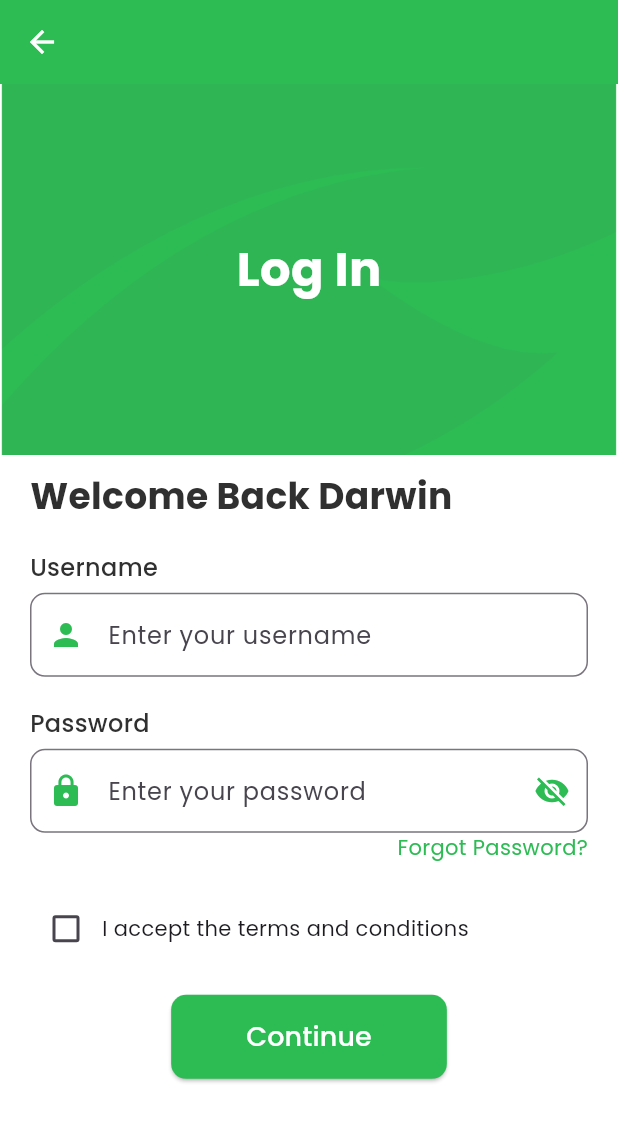
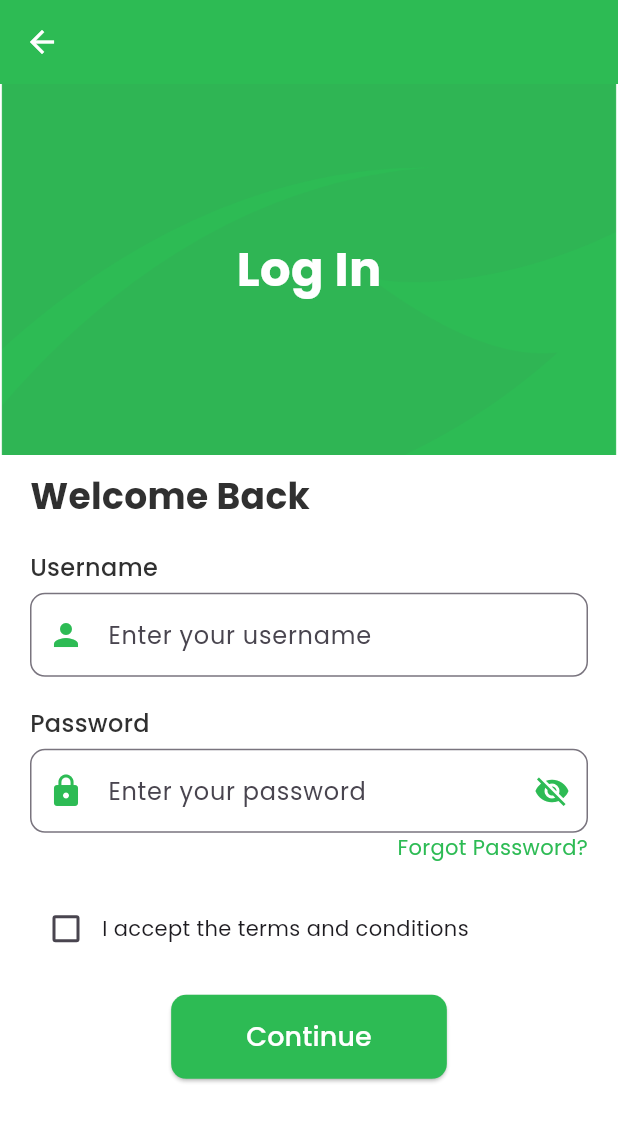
Before and after one commit to darwinacharya3/FairBus, a Flutter app: the screen it shows after launch, after a tap on "Login", on a phone screen of 412 x 824 dp. Shown: the top 1122 px of the screen. Run offline on Flutter 3.47's test engine with Material 3 defaults, Android fonts, the phone set to English and light mode, and no system bars; our stand-ins replace cached_network_image, cloud_firestore, firebase_auth, firebase_core, flutter_map, flutter_svg and 7 more; missing offline and left inert: flutter_map_marker_popup; accounts and stored records are empty.

Commit message:
welcome back

```diff
--- a/lib/widgets/login_screen_widget.dart
+++ b/lib/widgets/login_screen_widget.dart
@@ -85,7 +85,7 @@ class _LoginScreenWidgetState extends State<LoginScreenWidget> {
             child: Padding(
               padding: const EdgeInsets.symmetric(horizontal: 20.0),
               child: Text(
-                "Welcome Back Darwin",
+                "Welcome Back",
                 style: GoogleFonts.poppins(
                   fontSize: 24,
                   fontWeight: FontWeight.bold,
```
